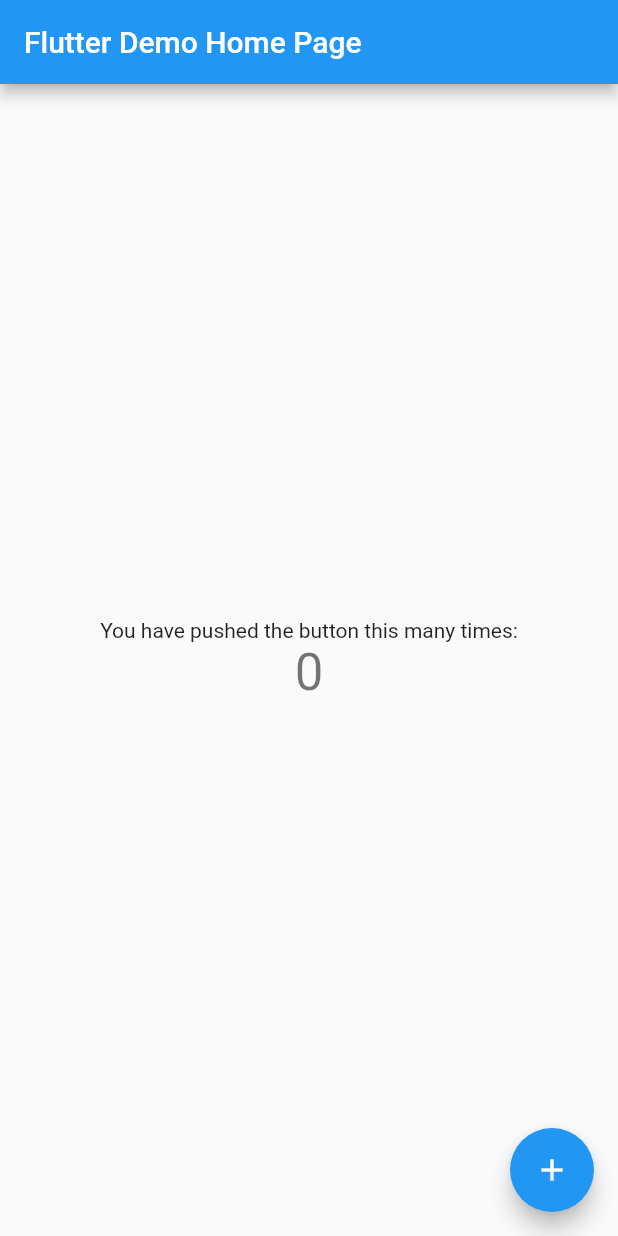
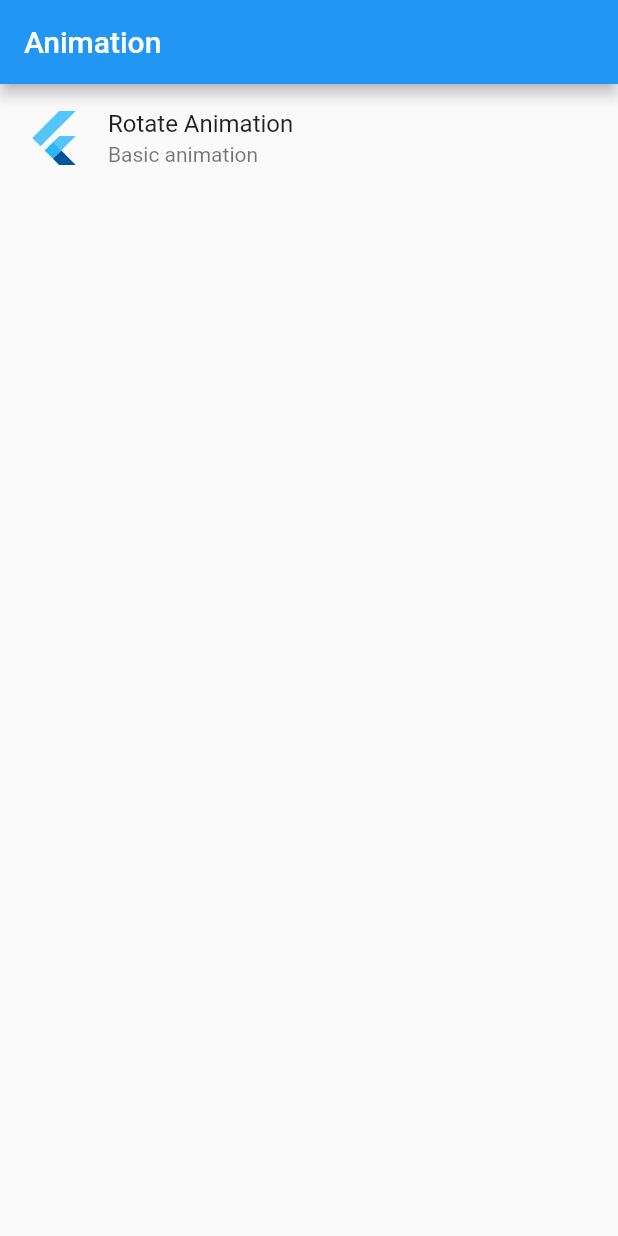
Before and after one commit to theacheng/flutter_animation, a Flutter app: the screen it shows after launch, on a phone screen of 412 x 824 dp. Run offline on Flutter 3.47's test engine with Material 2 defaults, Android fonts, the phone set to English and light mode, and no system bars.

Commit message:
add rotate animation

```diff
--- a/lib/main.dart
+++ b/lib/main.dart
@@ -1,117 +1,45 @@
 import 'package:flutter/material.dart';
+import 'package:flutter_animation/animations/rotate_animation.dart';
 
 void main() {
   runApp(MyApp());
 }
 
 class MyApp extends StatelessWidget {
-  // This widget is the root of your application.
+  const MyApp({Key key}) : super(key: key);
+
   @override
   Widget build(BuildContext context) {
     return MaterialApp(
-      title: 'Flutter Demo',
-      theme: ThemeData(
-        // This is the theme of your application.
-        //
-        // Try running your application with "flutter run". You'll see the
-        // application has a blue toolbar. Then, without quitting the app, try
-        // changing the primarySwatch below to Colors.green and then invoke
-        // "hot reload" (press "r" in the console where you ran "flutter run",
-        // or simply save your changes to "hot reload" in a Flutter IDE).
-        // Notice that the counter didn't reset back to zero; the application
-        // is not restarted.
-        primarySwatch: Colors.blue,
-        // This makes the visual density adapt to the platform that you run
-        // the app on. For desktop platforms, the controls will be smaller and
-        // closer together (more dense) than on mobile platforms.
-        visualDensity: VisualDensity.adaptivePlatformDensity,
-      ),
-      home: MyHomePage(title: 'Flutter Demo Home Page'),
+      home: AnimationCollection(),
     );
   }
 }
 
-class MyHomePage extends StatefulWidget {
-  MyHomePage({Key key, this.title}) : super(key: key);
-
-  // This widget is the home page of your application. It is stateful, meaning
-  // that it has a State object (defined below) that contains fields that affect
-  // how it looks.
-
-  // This class is the configuration for the state. It holds the values (in this
-  // case the title) provided by the parent (in this case the App widget) and
-  // used by the build method of the State. Fields in a Widget subclass are
-  // always marked "final".
-
-  final String title;
-
-  @override
-  _MyHomePageState createState() => _MyHomePageState();
-}
-
-class _MyHomePageState extends State<MyHomePage> {
-  int _counter = 0;
-
-  void _incrementCounter() {
-    setState(() {
-      // This call to setState tells the Flutter framework that something has
-      // changed in this State, which causes it to rerun the build method below
-      // so that the display can reflect the updated values. If we changed
-      // _counter without calling setState(), then the build method would not be
-      // called again, and so nothing would appear to happen.
-      _counter++;
-    });
-  }
+class AnimationCollection extends StatelessWidget {
+  const AnimationCollection({Key key}) : super(key: key);
 
   @override
   Widget build(BuildContext context) {
-    // This method is rerun every time setState is called, for instance as done
-    // by the _incrementCounter method above.
-    //
-    // The Flutter framework has been optimized to make rerunning build methods
-    // fast, so that you can just rebuild anything that needs updating rather
-    // than having to individually change instances of widgets.
     return Scaffold(
       appBar: AppBar(
-        // Here we take the value from the MyHomePage object that was created by
-        // the App.build method, and use it to set our appbar title.
-        title: Text(widget.title),
+        title: Text("Animation"),
       ),
-      body: Center(
-        // Center is a layout widget. It takes a single child and positions it
-        // in the middle of the parent.
-        child: Column(
-          // Column is also a layout widget. It takes a list of children and
-          // arranges them vertically. By default, it sizes itself to fit its
-          // children horizontally, and tries to be as tall as its parent.
-          //
-          // Invoke "debug painting" (press "p" in the console, choose the
-          // "Toggle Debug Paint" action from the Flutter Inspector in Android
-          // Studio, or the "Toggle Debug Paint" command in Visual Studio Code)
-          // to see the wireframe for each widget.
-          //
-          // Column has various properties to control how it sizes itself and
-          // how it positions its children. Here we use mainAxisAlignment to
-          // center the children vertically; the main axis here is the vertical
-          // axis because Columns are vertical (the cross axis would be
-          // horizontal).
-          mainAxisAlignment: MainAxisAlignment.center,
-          children: <Widget>[
-            Text(
-              'You have pushed the button this many times:',
+      body: ListView(
+        children: [
+          ListTile(
+            leading: FlutterLogo(size: 40,),
+            subtitle: Text('Basic animation'),
+            title: Text("Rotate Animation"),
+            onTap: () => Navigator.push(
+              context,
+              MaterialPageRoute(
+                builder: (context) => RotateAnimation(),
+              ),
             ),
-            Text(
-              '$_counter',
-              style: Theme.of(context).textTheme.headline4,
-            ),
-          ],
-        ),
+          )
+        ],
       ),
-      floatingActionButton: FloatingActionButton(
-        onPressed: _incrementCounter,
-        tooltip: 'Increment',
-        child: Icon(Icons.add),
-      ), // This trailing comma makes auto-formatting nicer for build methods.
     );
   }
 }
--- a/pubspec.yaml
+++ b/pubspec.yaml
@@ -45,9 +45,8 @@ flutter:
   uses-material-design: true
 
   # To add assets to your application, add an assets section, like this:
-  # assets:
-  #   - images/a_dot_burr.jpeg
-  #   - images/a_dot_ham.jpeg
+  assets:
+    - assets/
 
   # An image asset can refer to one or more resolution-specific "variants", see
   # https://flutter.dev/assets-and-images/#resolution-aware.
```
Also changed, not shown: lib/animations/rotate_animation.dart (added, +71 -0 lines).
